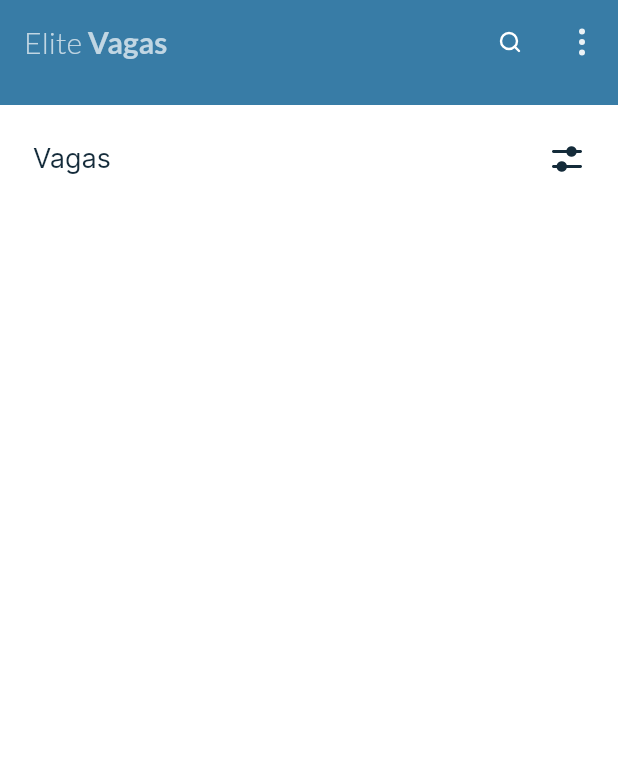
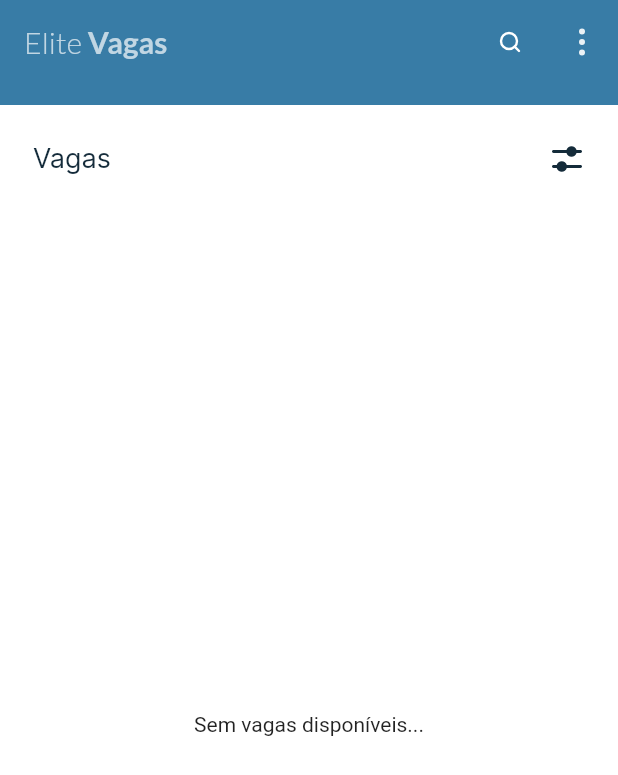
Before and after one commit to elite37oficial/VAGAS_FLUTTER_MOBILE, a Flutter app: the screen it shows after launch, after a tap on "Encontrar sua vaga", on a phone screen of 412 x 824 dp. Shown: the top 775 px of the screen. Run offline on Flutter 3.47's test engine with Material 2 defaults, Android fonts, the phone set to English and light mode, and no system bars; our stand-ins replace bloc, dio, flutter_bloc, flutter_svg; network calls fail.

Commit message:
Ajustado botão de redefinir filtros

```diff
--- a/lib/my_app.dart
+++ b/lib/my_app.dart
@@ -16,7 +16,7 @@ class MyApp extends StatelessWidget {
         BlocProvider(create: (context) => CustomDrawerBloc()),
         BlocProvider(create: (context) => ReportJobBloc()),
       ],
-      child: MaterialApp(
+      child: const MaterialApp(
         debugShowCheckedModeBanner: false,
         title: 'Elite-37',
         onGenerateRoute: generateRoute,
--- a/lib/src/data/datasource/get_description_jobs/dio/get_description_job_datasource_dio_imp.dart
+++ b/lib/src/data/datasource/get_description_jobs/dio/get_description_job_datasource_dio_imp.dart
@@ -13,9 +13,7 @@ class GetDescriptionJobDataSourceDioImp extends GetDescriptionJobsDataSource {
       final data = response.data;
       DescriptionJobDto jobs = DescriptionJobDto.fromMap(data);
       return jobs;
-    } catch (e, s) {
-      print(e);
-      print(s);
+    } catch (e) {
       return DescriptionJobDto(
           id: ' ',
           companyId: ' ',
--- a/lib/src/data/datasource/get_home_jobs/dio/get_home_jobs_datasource_dio_imp.dart
+++ b/lib/src/data/datasource/get_home_jobs/dio/get_home_jobs_datasource_dio_imp.dart
@@ -66,7 +66,7 @@ class GetHomeJobsDataSourceDioImp implements GetHomeJobsDataSource {
             .map((json) => HomeJobDto.fromMap(json))
             .toList();
 
-        Set<HomeJobDto> jobs = Set<HomeJobDto>();
+        Set<HomeJobDto> jobs = <HomeJobDto>{};
 
         jobs.addAll(jobsTitle);
         jobs.addAll(jobsCompanyName);
@@ -76,9 +76,7 @@ class GetHomeJobsDataSourceDioImp implements GetHomeJobsDataSource {
         final finalListJobs = jobs.toList();
         return finalListJobs;
       }
-    } catch (e, s) {
-      print(e);
-      print(s);
+    } catch (e) {
       return [];
     }
   }
--- a/lib/src/data/dtos/develop_dto.dart
+++ b/lib/src/data/dtos/develop_dto.dart
@@ -1,6 +1,4 @@
-// ignore_for_file: public_member_api_docs, sort_constructors_first
 import 'dart:convert';
-
 import 'package:vagas_flutter_mobile/src/domain/entities/develop_emtity.dart';
 
 class DevelopDto extends DevelopEntity {
--- a/lib/src/data/repositories/get_developers/get_developers_repository_imp.dart
+++ b/lib/src/data/repositories/get_developers/get_developers_repository_imp.dart
@@ -1,4 +1,3 @@
-// ignore_for_file: public_member_api_docs, sort_constructors_first
 import 'package:vagas_flutter_mobile/src/data/datasource/get_developers/get_developers_datasource.dart';
 import 'package:vagas_flutter_mobile/src/domain/entities/develop_emtity.dart';
 import 'package:vagas_flutter_mobile/src/domain/repositories/get_developers/get_developers_repository.dart';
--- a/lib/src/domain/usecases/get_developers/get_developers_usecase_imp.dart
+++ b/lib/src/domain/usecases/get_developers/get_developers_usecase_imp.dart
@@ -1,4 +1,3 @@
-// ignore_for_file: public_member_api_docs, sort_constructors_first
 import 'package:vagas_flutter_mobile/src/domain/entities/develop_emtity.dart';
 import 'package:vagas_flutter_mobile/src/domain/repositories/get_developers/get_developers_repository.dart';
 
--- a/lib/src/features/core/widgets/bloc/custom_drawer_event.dart
+++ b/lib/src/features/core/widgets/bloc/custom_drawer_event.dart
@@ -1,4 +1,3 @@
-// ignore_for_file: public_member_api_docs, sort_constructors_first
 part of 'custom_drawer_bloc.dart';
 
 @immutable
--- a/lib/src/features/core/widgets/custom_drawer.dart
+++ b/lib/src/features/core/widgets/custom_drawer.dart
@@ -67,19 +67,6 @@ class _CustomDrawerState extends State<CustomDrawer> {
         isSelected: CustomDrawerBloc.isModalityHibrid,
       ),
     ];
-
-    _modalityFilter(
-        {required String modalityFilter,
-        required bool isModalityRemote,
-        required bool isModalityPresential,
-        required bool isModalityHibrid}) {
-      if (isModalityRemote == true &&
-          isModalityPresential == true &&
-          isModalityHibrid == true) {
-        return "";
-      }
-      // else if(){}
-    }
 
     final List<DropdownMenuEntry<String>> cityEntries =
         cityNames.map((String cityName) {
@@ -263,6 +250,11 @@ class _CustomDrawerState extends State<CustomDrawer> {
                                   children: [
                                     TextButton(
                                       onPressed: () {
+                                        for (var i = 0;
+                                            i < listFilter.length;
+                                            i++) {
+                                          listFilter[i].isSelected = false;
+                                        }
                                         context.read<CustomDrawerBloc>().add(
                                               SelectedCustomDrawerEvent(
                                                 isRegimeClt: false,
--- a/lib/src/features/core/widgets/custom_topic_drawe_filter.dart
+++ b/lib/src/features/core/widgets/custom_topic_drawe_filter.dart
@@ -1,8 +1,6 @@
 import 'package:flutter/material.dart';
 import 'package:flutter_bloc/flutter_bloc.dart';
-
 import 'package:vagas_flutter_mobile/src/features/core/styles/text_styles.dart';
-
 import '../model/filter_options.dart';
 import '../styles/app_colors.dart';
 import 'bloc/custom_drawer_bloc.dart';
@@ -10,13 +8,11 @@ import 'custom_check_box_button.dart';
 
 class CustomTopicDrawerFilter extends StatelessWidget {
   final String title;
-  // final String text;
   final String type;
   final List<FilterOptions> listFilter;
   const CustomTopicDrawerFilter({
     Key? key,
     required this.title,
-    // required this.text,
     required this.type,
     required this.listFilter,
   }) : super(key: key);
--- a/lib/src/features/views/about/about_state.dart
+++ b/lib/src/features/views/about/about_state.dart
@@ -1,4 +1,3 @@
-// ignore_for_file: public_member_api_docs, sort_constructors_first
 import 'package:vagas_flutter_mobile/src/domain/entities/develop_emtity.dart';
 
 abstract class AboutState {}
--- a/lib/src/features/views/home/bloc/list_jobs_home_bloc.dart
+++ b/lib/src/features/views/home/bloc/list_jobs_home_bloc.dart
@@ -31,7 +31,11 @@ class ListJobsHomeBloc extends Bloc<ListJobsHomeEvent, ListJobsHomeState> {
         modalityFilter: event.modalityFilter ?? null,
         regimeFilter: event.regimeFilter ?? null,
       );
-      emit(ListJobsHomeCompletedState(listJobs: listJobs));
+      if (listJobs.isEmpty) {
+        emit(ListJobsHomeIsEmptyState());
+      } else {
+        emit(ListJobsHomeCompletedState(listJobs: listJobs));
+      }
     } catch (e) {
       emit(ListJobsHomeErrorState());
     }
--- a/lib/src/features/views/home/bloc/list_jobs_home_state.dart
+++ b/lib/src/features/views/home/bloc/list_jobs_home_state.dart
@@ -1,4 +1,3 @@
-// ignore_for_file: public_member_api_docs, sort_constructors_first
 part of 'list_jobs_home_bloc.dart';
 
 @immutable
@@ -6,7 +5,7 @@ abstract class ListJobsHomeState {}
 
 class ListJobsHomeInitialState extends ListJobsHomeState {}
 
-class ListJobsHomeEmptyState extends ListJobsHomeState {}
+class ListJobsHomeIsEmptyState extends ListJobsHomeState {}
 
 class ListJobsHomeErrorState extends ListJobsHomeState {}
 
--- a/lib/src/features/views/home/home_view.dart
+++ b/lib/src/features/views/home/home_view.dart
@@ -1,5 +1,4 @@
 import 'dart:io';
-
 import 'package:flutter/material.dart';
 import 'package:flutter_bloc/flutter_bloc.dart';
 import 'package:flutter_svg/svg.dart';
@@ -7,7 +6,6 @@ import 'package:vagas_flutter_mobile/src/features/core/routes/app_routes.dart';
 import 'package:vagas_flutter_mobile/src/features/core/styles/app_colors.dart';
 import 'package:vagas_flutter_mobile/src/features/core/styles/text_styles.dart';
 import 'package:vagas_flutter_mobile/src/features/views/home/bloc/list_jobs_home_bloc.dart';
-
 import '../../core/widgets/card_widget.dart';
 import '../../core/widgets/custom_app_bar.dart';
 import '../../core/widgets/custom_drawer.dart';
@@ -82,25 +80,57 @@ class _HomeViewState extends State<HomeView> {
               )
             ],
           )
-          // IconButton(
-          //   splashRadius: 20,
-          //   padding: EdgeInsets.zero,
-          //   onPressed: () {
-          //     Navigator.of(context).pushNamed(AppRoutes.about);
-          //   },
-          //   icon: SvgPicture.asset("assets/images/about.svg"),
-          // )
         ],
       ),
       body: BlocBuilder<ListJobsHomeBloc, ListJobsHomeState>(
         builder: (context, state) {
-          if (state is ListJobsHomeEmptyState) {
-            return Center(
-              child: Text("Você não tem vagas disponíveis..."),
+          if (state is ListJobsHomeIsEmptyState) {
+            return Column(
+              mainAxisAlignment: MainAxisAlignment.spaceBetween,
+              children: [
+                Container(
+                  color: Colors.white,
+                  padding:
+                      const EdgeInsets.symmetric(horizontal: 22, vertical: 24),
+                  child: Row(
+                    crossAxisAlignment: CrossAxisAlignment.center,
+                    mainAxisAlignment: MainAxisAlignment.spaceBetween,
+                    children: [
+                      Text(
+                        "Vagas",
+                        style: context.textStyles.textInterRegular.copyWith(
+                          color: AppColors.darker,
+                          fontSize: 18,
+                        ),
+                      ),
+                      Row(
+                        mainAxisAlignment: MainAxisAlignment.end,
+                        children: [
+                          SizedBox(
+                            width: 24,
+                            height: 24,
+                            child: IconButton(
+                              padding: EdgeInsets.zero,
+                              onPressed: () {
+                                Scaffold.of(context).openEndDrawer();
+                              },
+                              icon: SvgPicture.asset(
+                                  "assets/images/IconFilter.svg"),
+                              color: AppColors.grey500,
+                            ),
+                          ),
+                        ],
+                      ),
+                    ],
+                  ),
+                ),
+                Text("Sem vagas disponíveis..."),
+                SizedBox.shrink(),
+              ],
             );
           }
           if (state is ListJobsHomeInitialState) {
-            return Center(
+            return const Center(
               child: Text("Nenhuma vaga pesquisada"),
             );
           }
@@ -127,7 +157,7 @@ class _HomeViewState extends State<HomeView> {
                       Row(
                         mainAxisAlignment: MainAxisAlignment.end,
                         children: [
-                          Container(
+                          SizedBox(
                             width: 24,
                             height: 24,
                             child: IconButton(
--- a/lib/src/features/views/report_job/bloc/report_job_event.dart
+++ b/lib/src/features/views/report_job/bloc/report_job_event.dart
@@ -1,4 +1,3 @@
-// ignore_for_file: public_member_api_docs, sort_constructors_first
 part of 'report_job_bloc.dart';
 
 @immutable
--- a/lib/src/features/views/splash/splash_screen_view.dart
+++ b/lib/src/features/views/splash/splash_screen_view.dart
@@ -75,7 +75,6 @@ class _SplashScreenViewState extends State<SplashScreenView> {
                   child: LinearProgressIndicator(
                     color: AppColors.primary,
                     backgroundColor: AppColors.lightHover,
-                    //value: controller.value,
                   ),
                 ),
                 Spacer(
```
Also changed, not shown: lib/src/data/datasource/get_description_jobs/mock/mock_description_jobs.dart (+0 -310 lines), lib/src/data/datasource/get_home_jobs/mock/mock_home_jobs.dart (+0 -30 lines), lib/src/features/core/widgets/card_widget.dart (+0 -14 lines), lib/src/features/views/job_details/job_details_view.dart (+0 -15 lines).
